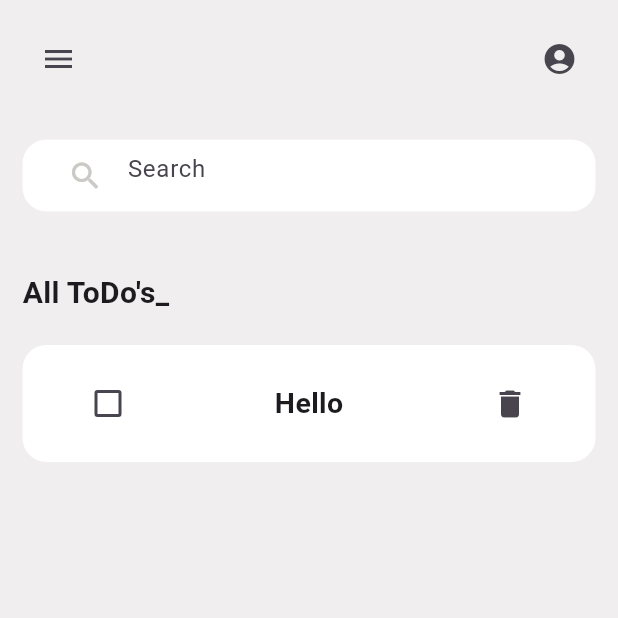
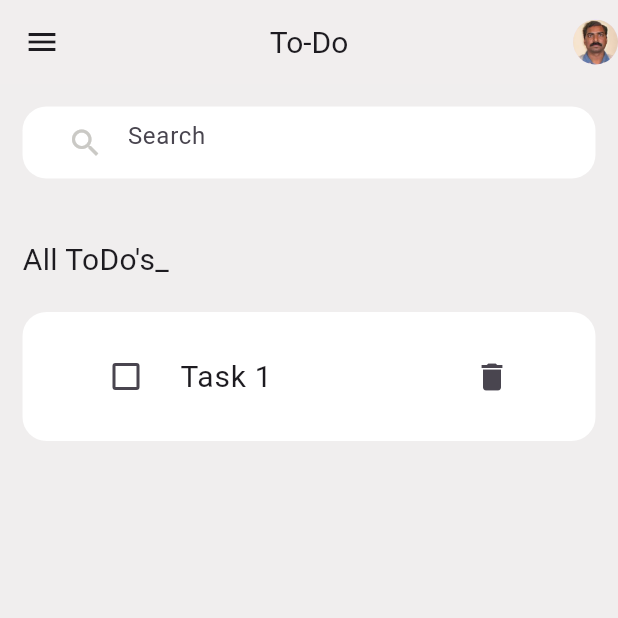
Before and after one commit to Mikku32/todo, a Flutter app: the screen it shows after launch, on a phone screen of 412 x 824 dp, the top half of it. Run offline on Flutter 3.47's test engine with Material 3 defaults, Android fonts, the phone set to English and light mode, and no system bars; our stand-ins replace google_fonts; Roboto replaces fonts that are missing (Actor).

Commit message:
ToDo card added

```diff
--- /dev/null
+++ b/lib/Pages/home_page.dart
@@ -0,0 +1,85 @@
+// ignore_for_file: prefer_const_constructors
+
+import 'package:flutter/material.dart';
+import 'package:google_fonts/google_fonts.dart';
+import 'package:todo/widgets/todo_card.dart';
+
+class MyHomePage extends StatelessWidget {
+  const MyHomePage({super.key});
+
+  @override
+  Widget build(BuildContext context) {
+    return SafeArea(
+      child: Scaffold(
+         backgroundColor: Color.fromARGB(96, 214, 210, 210),
+         appBar: AppBar(
+          title: Text('To-Do',style: GoogleFonts.aBeeZee(fontSize: 20),),
+          centerTitle: true,
+          backgroundColor: Color.fromARGB(95, 242, 238, 238),
+          elevation: 0,
+          leading: IconButton(onPressed: (){}, icon: Icon(Icons.menu)),
+          actions: [
+            InkWell(
+              onTap: (){},
+              child: CircleAvatar(
+              radius: 15,
+              backgroundImage: AssetImage('assets/xavior.jpg'),),
+            )],
+         ),
+        body: SingleChildScrollView(
+          scrollDirection: Axis.vertical,
+
+          child: Padding(
+            padding: const EdgeInsets.all(15.0),
+            child: Column(
+              crossAxisAlignment: CrossAxisAlignment.start,
+             children: [
+
+             Container(
+
+              decoration: BoxDecoration(
+                color: Colors.white,
+                borderRadius: BorderRadius.circular(16),
+
+              ),
+              child: Padding(
+                padding: const EdgeInsets.symmetric(
+                  horizontal: 18.0,
+                  vertical: 0
+                ),
+                child: TextField(
+                  decoration: InputDecoration(
+                    border: InputBorder.none,
+                    hintText: 'Search',
+                    prefixIcon: IconButton(onPressed: (){},
+                     icon: Icon(Icons.search),
+                     color: Color.fromARGB(255, 202, 201, 197),)
+                  ),
+                ),
+              ),
+
+             ),
+             SizedBox(
+              height: 40,
+             ),
+            Text("All ToDo's_",
+            style: GoogleFonts.aBeeZee(
+              fontSize: 20,
+              fontWeight: FontWeight.normal
+
+            ),
+            ),
+            SizedBox(
+              height: 20,
+            ),
+            ToDoCard(),
+
+
+             ],
+            ),
+          ),
+        ),
+      ),
+    );
+  }
+}
--- a/lib/main.dart
+++ b/lib/main.dart
@@ -1,7 +1,7 @@
 // ignore_for_file: prefer_const_constructors, prefer_const_literals_to_create_immutables
 
 import 'package:flutter/material.dart';
-import 'package:google_fonts/google_fonts.dart';
+import 'package:todo/Pages/home_page.dart';
 
 void main() {
   runApp(const MyApp());
@@ -19,113 +19,3 @@ class MyApp extends StatelessWidget {
     );
   }
 }
-
-class MyHomePage extends StatelessWidget {
-  const MyHomePage({super.key});
-
-  @override
-  Widget build(BuildContext context) {
-    return Scaffold(
-       backgroundColor: Color.fromARGB(96, 214, 210, 210),
-      body: SingleChildScrollView(
-
-        child: Padding(
-          padding: const EdgeInsets.all(15.0),
-          child: Column(
-            crossAxisAlignment: CrossAxisAlignment.start,
-           children: [
-           Row(
-            mainAxisAlignment: MainAxisAlignment.spaceBetween,
-             children: [
-
-               IconButton(onPressed: (){},
-                icon: Icon(Icons.menu)) ,
-                IconButton(onPressed: (){},
-                icon: Icon(Icons.account_circle)),
-             ],
-           ) ,
-           SizedBox(
-            height: 30,
-           ),
-           Container(
-
-            decoration: BoxDecoration(
-              color: Colors.white,
-              borderRadius: BorderRadius.circular(16),
-
-            ),
-            child: Padding(
-              padding: const EdgeInsets.symmetric(
-                horizontal: 18.0,
-                vertical: 0
-              ),
-              child: TextField(
-                decoration: InputDecoration(
-                  border: InputBorder.none,
-                  hintText: 'Search',
-                  prefixIcon: IconButton(onPressed: (){},
-                   icon: Icon(Icons.search),
-                   color: Color.fromARGB(255, 202, 201, 197),)
-                ),
-              ),
-            ),
-
-           ),
-           SizedBox(
-            height: 40,
-           ),
-          Text("All ToDo's_",
-          style: GoogleFonts.aBeeZee(
-            fontSize: 20,
-            fontWeight: FontWeight.w700
-
-          ),
-          ),
-          SizedBox(
-            height: 20,
-          ),
-          Container(
-            width: double.infinity,
-             decoration: BoxDecoration(
-              color: Colors.white,
-              borderRadius: BorderRadius.circular(16),
-
-            ),
-            child: Padding(
-              padding: const EdgeInsets.symmetric(
-                horizontal: 18.0,
-                vertical: 0
-              ),
-              child:
-              Padding(
-                padding: const EdgeInsets.all(15.0),
-                child: Row(
-                  mainAxisAlignment: MainAxisAlignment.spaceBetween,
-                  children: [
-                    Checkbox(value: false , onChanged: (value){}),
-                    Text('Hello',
-                     style: GoogleFonts.actor(
-            fontSize: 19,
-            fontWeight: FontWeight.w700
-
-          ),
-          ),
-          IconButton(
-            onPressed: (){},
-             icon: Icon(
-              Icons.delete
-              )),
-                  ],
-                )
-                ),
-              )
-            ),
-
-
-           ],
-          ),
-        ),
-      ),
-    );
-  }
-}
--- /dev/null
+++ b/lib/widgets/todo_card.dart
@@ -0,0 +1,50 @@
+import 'package:flutter/material.dart';
+import 'package:google_fonts/google_fonts.dart';
+
+class ToDoCard extends StatelessWidget {
+  const ToDoCard({
+    super.key,
+  });
+
+  @override
+  Widget build(BuildContext context) {
+    return Container(
+      width: double.infinity,
+       decoration: BoxDecoration(
+        color: Colors.white,
+        borderRadius: BorderRadius.circular(16),
+
+      ),
+      child: Padding(
+        padding: const EdgeInsets.symmetric(
+          horizontal: 18.0,
+          vertical: 0
+        ),
+        child:
+        Padding(
+          padding: const EdgeInsets.all(15.0),
+          child: Row(
+
+            children: [
+              Expanded(child:
+              CheckboxListTile(
+                value: false,
+                activeColor: Color.fromARGB(255, 0, 0, 0),
+                onChanged: (newvalue) {
+
+                },
+                title: Text('Task 1',style: GoogleFonts.actor(
+                  fontSize: 20,
+                )),
+                controlAffinity: ListTileControlAffinity.leading,
+                secondary: Icon(Icons.delete),
+              )),
+
+
+            ],
+          )
+          ),
+        )
+      );
+  }
+}
--- a/pubspec.yaml
+++ b/pubspec.yaml
@@ -48,6 +48,8 @@ dev_dependencies:
 # following page: https://dart.dev/tools/pub/pubspec
 # The following section is specific to Flutter packages.
 flutter:
+  assets:
+    - assets/
 
   # The following line ensures that the Material Icons font is
   # included with your application, so that you can use the icons in
```
Also changed, not shown: assets/xavior.jpg (added).
